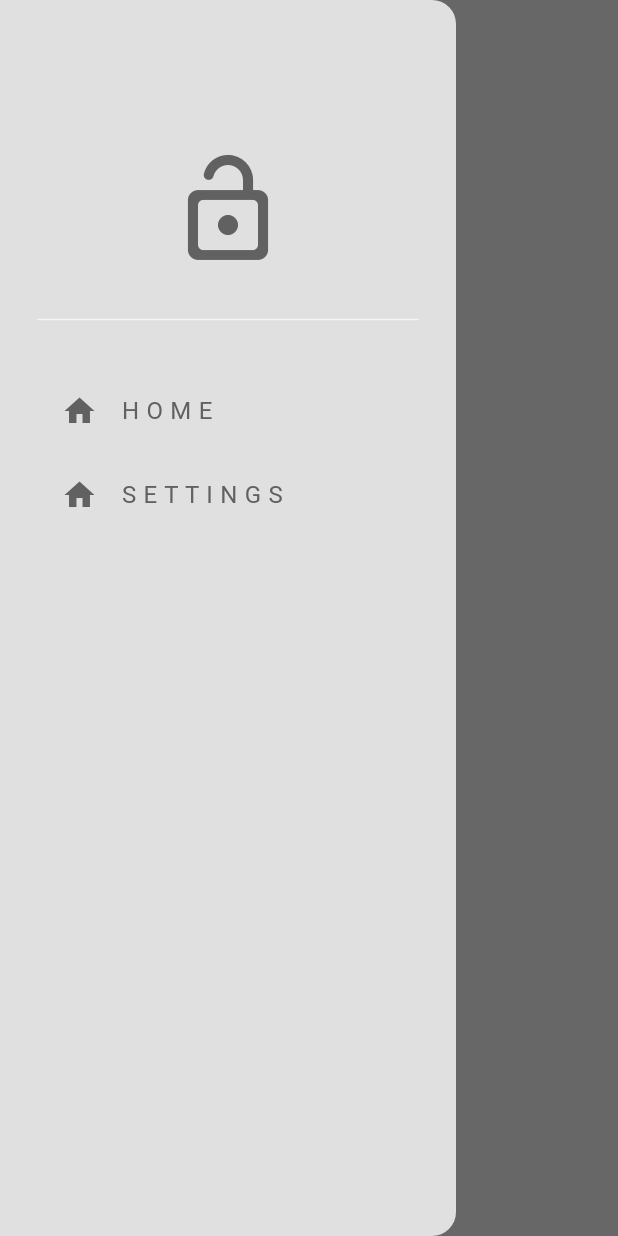
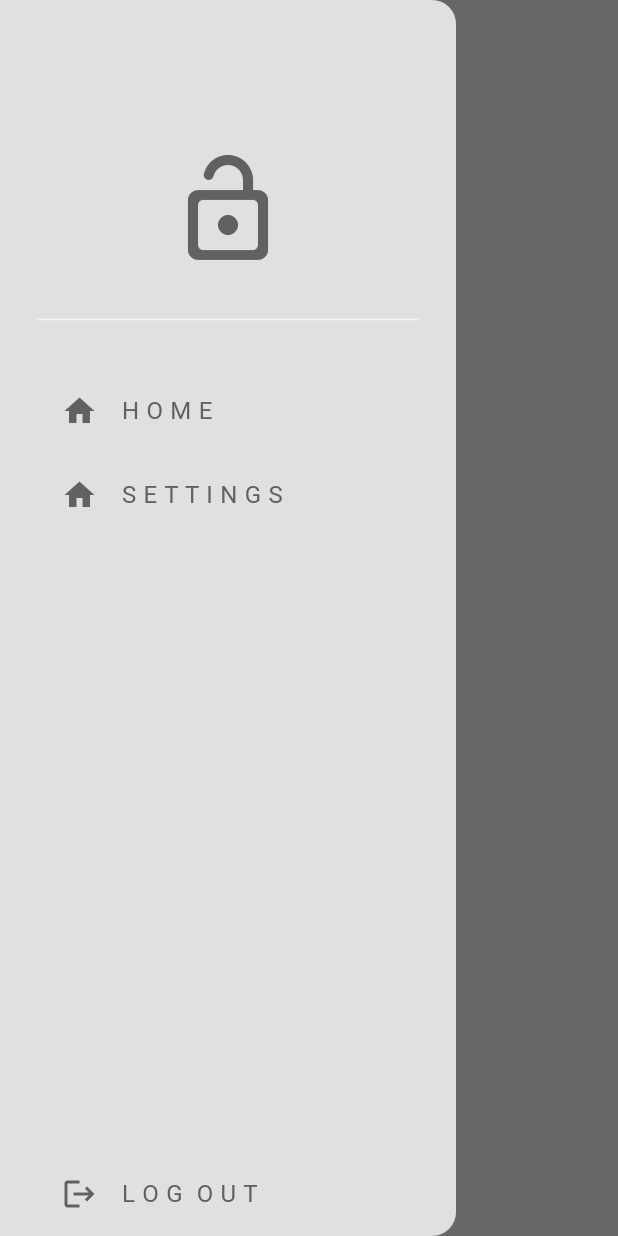
Before and after one commit to bilal-ahmet/food_delivery_app, a Flutter app: the HomePage screen opened directly, with the side drawer open, on a phone screen of 412 x 824 dp. Run offline on Flutter 3.47's test engine with Material 3 defaults, Android fonts, the phone set to English and light mode, and no system bars.

Commit message:
add_tile_item_and_navigator_transactions

```diff
--- a/lib/components/my_drawer.dart
+++ b/lib/components/my_drawer.dart
@@ -25,8 +25,10 @@ class MyDrawer extends StatelessWidget {
               color: Theme.of(context).colorScheme.secondary,
             ),
           ),
-          MyDrawerTile(text: "H O M E", icon: Icons.home, ontap: (){}),
+          MyDrawerTile(text: "H O M E", icon: Icons.home, ontap:() => Navigator.pop(context)),
           MyDrawerTile(text: "S E T T I N G S", icon: Icons.home, ontap: (){}),
+          const Spacer(),
+          MyDrawerTile(text: "L O G  O U T", icon: Icons.logout, ontap: (){}),
         ],
       ),
     );
```
